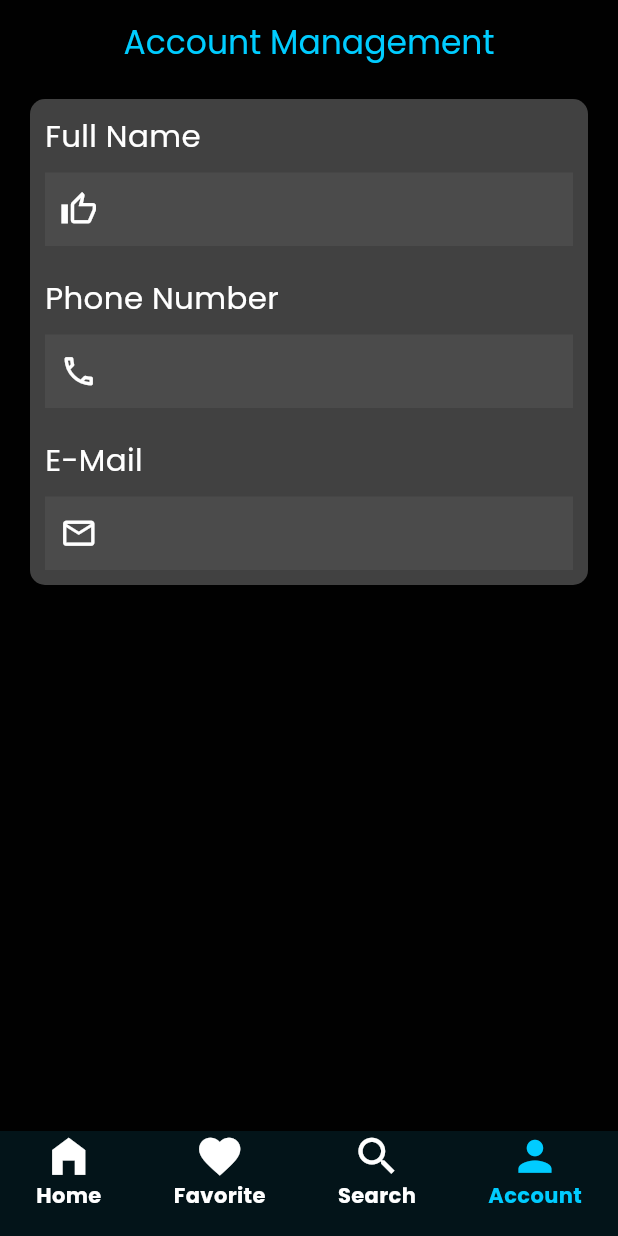
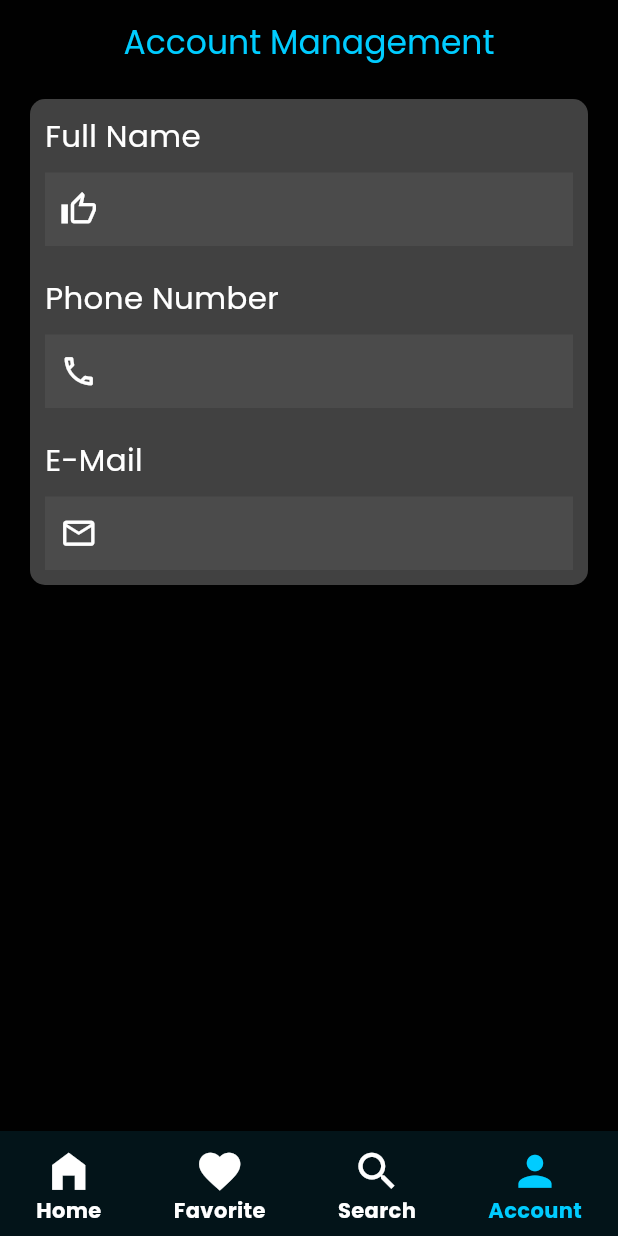
Before and after one commit to fostersnt/mcini, a Flutter app: the CustomNavigationBar screen opened directly with empty values, item 4 of the bottom bar chosen, on a phone screen of 412 x 824 dp. Run offline on Flutter 3.47's test engine with Material 3 defaults, Android fonts, the light colour scheme and no system bars; our stand-ins replace device_preview, equatable, flutter_bloc, grouped_list, shared_preferences; missing offline and left inert: appinio_video_player; accounts and stored records are empty; network calls fail; Roboto replaces fonts that are missing (Poppins).

Commit message:
Added padding to the bottom nav

```diff
--- a/lib/screens/home/custom_navigation_bar.dart
+++ b/lib/screens/home/custom_navigation_bar.dart
@@ -72,6 +72,8 @@ class _CustomNavigationBarState extends State<CustomNavigationBar> {
         //   },
         //   items: _bottomNavBarItems,
         // ),
+        child: Padding(
+          padding: const EdgeInsets.symmetric(vertical: 10),
           child: Row(
             mainAxisAlignment: MainAxisAlignment.spaceAround,
             children: [
@@ -198,6 +200,7 @@ class _CustomNavigationBarState extends State<CustomNavigationBar> {
             ],
           ),
         ),
+      ),
     );
   }
 }
```
Lines whose indentation alone changed are shown as unchanged.
